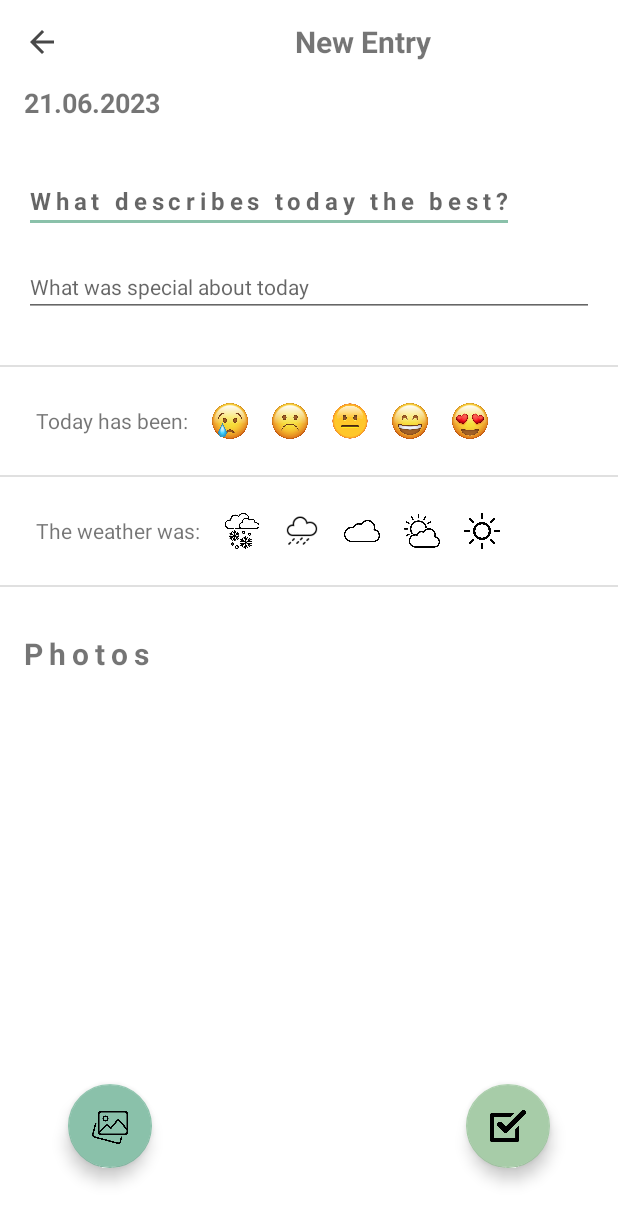
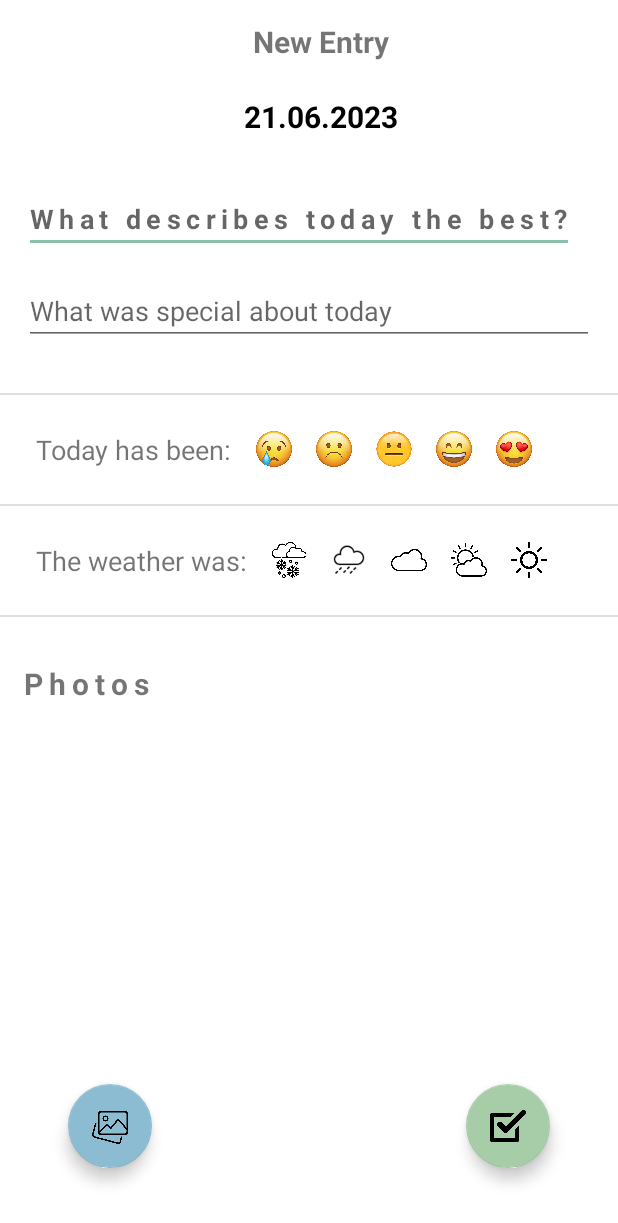
Before and after one commit to elliwadler/Unscripted, an Android app: the screen it shows after launch once a user with an empty profile is signed in (NewEntryActivity), after a tap on an icon or button, on a phone screen of 412 x 824 dp. Shown: the top 1223 px of the screen. Run offline under Robolectric (Android 15) with nearby library versions, the phone set to English and light mode, and no system bars; our stand-ins replace Firebase (no records; nobody signed in at launch, a user with empty details on screens opened directly).

Commit message:
hopefully last commit!

```diff
--- a/app/src/main/java/com/example/unscripted/CloudFirestore.kt
+++ b/app/src/main/java/com/example/unscripted/CloudFirestore.kt
@@ -25,7 +25,7 @@
             }
     }
 
-    fun saveEntryInfoOnCloudFirestore(newEntryActivity: NewEntryActivity, newEntry: Entry) {
+    fun saveEntryInfoOnCloudFirestore(newEntryActivity: com.example.unscripted.NewEntryActivity, newEntry: Entry) {
         newEntry.userId = getCurrentUserID() // Set the user ID as a field in the Entry object
 
         firestoreInstance.collection(Constant.TABLENAME_ENTRY)
--- a/app/src/main/java/com/example/unscripted/MainActivity.kt
+++ b/app/src/main/java/com/example/unscripted/MainActivity.kt
@@ -12,7 +12,6 @@
 import android.widget.ListView
 import android.widget.ProgressBar
 import android.widget.TextView
-import androidx.appcompat.widget.Toolbar
 import com.google.android.material.floatingactionbutton.FloatingActionButton
 import com.google.firebase.auth.FirebaseAuth
 import com.google.gson.Gson
@@ -93,15 +92,9 @@
 
 
     private fun setupActionBar(){
-        val toolbarRegistrationActivity : Toolbar = findViewById(R.id.toolbar_main_activity)
-        setSupportActionBar(toolbarRegistrationActivity)
+        val iv_logout:ImageView = findViewById(R.id.iv_logout)
 
-        val actionBar = supportActionBar
-        if(actionBar != null){
-            actionBar.setDisplayHomeAsUpEnabled(true)
-            actionBar.setHomeAsUpIndicator(R.drawable.logout)
-        }
-        toolbarRegistrationActivity.setNavigationOnClickListener{
+        iv_logout.setOnClickListener(){
             FirebaseAuth.getInstance().signOut()
             startActivity(Intent(this, LoginActivity::class.java))
             finish()
--- a/app/src/main/java/com/example/unscripted/NewEntryActivity.kt
+++ b/app/src/main/java/com/example/unscripted/NewEntryActivity.kt
@@ -6,6 +6,7 @@
 import android.content.Intent
 import android.content.pm.PackageManager
 import android.content.res.Resources
+import android.graphics.BitmapFactory
 import android.net.Uri
 import android.os.Bundle
 import android.provider.MediaStore
@@ -15,7 +16,6 @@
 import android.widget.LinearLayout
 import android.widget.TextView
 import androidx.activity.result.contract.ActivityResultContracts
-import androidx.appcompat.widget.Toolbar
 import androidx.core.app.ActivityCompat
 import androidx.core.content.ContextCompat
 import com.google.android.material.floatingactionbutton.FloatingActionButton
@@ -51,8 +51,6 @@
         val storage = FirebaseStorage.getInstance()
         storageRef = storage.reference
         db = FirebaseFirestore.getInstance()
-
-        setupActionBar()
 
         this.entryId = UUID.randomUUID().toString()
 
@@ -120,12 +118,14 @@
         grantResults: IntArray
     ) {
         super.onRequestPermissionsResult(requestCode, permissions, grantResults)
+        handlePermissionsResult(requestCode, grantResults)
+    }
+
+
+    private fun handlePermissionsResult(requestCode: Int, grantResults: IntArray) {
         if (requestCode == GALLERY_PERMISSION_REQUEST_CODE) {
             if (grantResults.isNotEmpty() && grantResults[0] == PackageManager.PERMISSION_GRANTED) {
-                // Permission granted, start image selection
                 pickImageFromGallery()
-            } else {
-                // Permission denied, handle accordingly (e.g., show a message or disable the functionality)
             }
         }
     }
@@ -281,6 +281,16 @@
             val data = result.data
             val imgUri = data?.data
 
+            // Load the selected image into a Bitmap
+            val inputStream = contentResolver.openInputStream(imgUri!!)
+            val bitmap = BitmapFactory.decodeStream(inputStream)
+
+            // Crop the rotated image to a square (1:1) ratio
+            val imageEditing = ImageEditing()
+            val croppedBitmap = imageEditing.cropToSquare(bitmap)
+
+
+
             val linearLayout: LinearLayout = findViewById(R.id.ll_photos)
 
             val imageView = ImageView(this)
@@ -290,34 +300,20 @@
             layoutParams.setMargins(0, 0, 8.dpToPx(), 0)
             imageView.layoutParams = layoutParams
 
-            imageView.setImageURI(imgUri)
+            //imageView.setImageURI(imgUri)
+            imageView.setImageBitmap(croppedBitmap)
 
             linearLayout.addView(imageView, layoutParams)
 
-            imageUris.add((imgUri!!))
+            imageUris.add(imgUri)
         }
     }
-
 
 
     fun Int.dpToPx(): Int {
         return (this * Resources.getSystem().displayMetrics.density).toInt()
     }
 
-    private fun setupActionBar(){
-        val toolbarRegistrationActivity : Toolbar = findViewById(R.id.toolbar_new_activity)
-        setSupportActionBar(toolbarRegistrationActivity)
-
-        val actionBar = supportActionBar
-        if(actionBar != null){
-            //This will make own action clickable and the "<-" at the left side
-            actionBar.setDisplayHomeAsUpEnabled(true)
-            actionBar.setHomeAsUpIndicator(R.drawable.arrow_back)
-        }
-        toolbarRegistrationActivity.setNavigationOnClickListener{
-            onBackPressedDispatcher.onBackPressed()
-        }
-    }
 
     private fun uploadImages() {
         val entryId = this.entryId
--- a/app/src/main/res/layout/activity_new_entry.xml
+++ b/app/src/main/res/layout/activity_new_entry.xml
@@ -36,7 +36,8 @@
 
         <androidx.constraintlayout.widget.ConstraintLayout
             android:layout_width="match_parent"
-            android:layout_height="match_parent">
+            android:layout_height="match_parent"
+            android:layout_marginTop="@dimen/et_8dp_margin">
 
 
             <TextView
@@ -47,8 +48,10 @@
                 android:layout_marginLeft="@dimen/et_16dp_margin"
                 android:textStyle="bold"
                 android:text="@string/new_entry"
-                android:textSize="@dimen/btn_18sp_textsize"
+                android:textColor="@color/black"
+                android:textSize="@dimen/btn_20sp_textsize"
                 app:layout_constraintStart_toStartOf="parent"
+                app:layout_constraintEnd_toEndOf="parent"
                 tools:ignore="MissingConstraints,UnknownId" />
 
             <EditText
@@ -57,12 +60,12 @@
                 android:layout_height="wrap_content"
                 android:layout_marginTop="@dimen/et_32dp_margin"
                 android:hint="What describes today the best?"
+                android:layout_marginLeft="@dimen/et_16dp_margin"
                 android:letterSpacing="0.2"
                 android:textAlignment="viewStart"
-                android:textSize="16sp"
                 android:textStyle="bold"
-                android:maxLength="32"
-                android:layout_marginLeft="@dimen/et_16dp_margin"
+                android:maxLength="25"
+                android:textSize="@dimen/btn_18sp_textsize"
                 app:layout_constraintStart_toStartOf="parent"
                 app:layout_constraintTop_toBottomOf="@+id/text_new_date" />
 
@@ -81,7 +84,7 @@
                 android:lineSpacingExtra="@dimen/m2dp"
                 android:textColor="@color/darkgrey"
                 android:textAlignment="viewStart"
-                android:textSize="@dimen/textsize_14sp"
+                android:textSize="@dimen/btn_18sp_textsize"
                 android:inputType="textMultiLine"
                 android:maxLines="10"
                 app:layout_constraintStart_toStartOf="parent"
@@ -111,6 +114,7 @@
                     android:layout_height="wrap_content"
                     android:text="@string/mood_text"
                     android:padding="@dimen/btn_8dp_padding"
+                    android:textSize="@dimen/btn_18sp_textsize"
                     app:layout_constraintEnd_toEndOf="parent"
                     app:layout_constraintStart_toStartOf="parent"></TextView>
 
@@ -194,6 +198,7 @@
                     android:layout_height="wrap_content"
                     android:text="@string/weather_info"
                     android:padding="@dimen/btn_8dp_padding"
+                    android:textSize="@dimen/btn_18sp_textsize"
                     app:layout_constraintEnd_toEndOf="parent"
                     app:layout_constraintStart_toStartOf="parent"></TextView>
 
@@ -302,6 +307,7 @@
         android:layout_alignParentBottom="true"
         android:layout_alignParentStart="true"
         android:layout_margin="@dimen/margin_45dp"
+        app:backgroundTint="@color/blue"
         app:shapeAppearanceOverlay="@style/ShapeAppearanceOverlay.MyApp.Button.Rounded"
         app:srcCompat="@drawable/image"
         app:layout_constraintBottom_toBottomOf="parent"
--- a/app/src/main/res/values/strings.xml
+++ b/app/src/main/res/values/strings.xml
@@ -65,4 +65,9 @@
     <string name="sun">Sunny</string>
     <!--Detail Screen-->
     <string name="implemented_soon">This feature will be implemented soon!</string>
+    <string name="deleted">Entry deleted!</string>
+    <string name="cant_load_img">Can not load image!</string>
+    <string name="cancel">Cancel</string>
+    <string name="delete_question">Are you sure you want to delete this entry?</string>
+    <string name="delete_entry">Delete Entry</string>
 </resources>
```
Also changed, not shown: app/src/main/AndroidManifest.xml (+7 -1 lines), app/src/main/java/com/example/unscripted/DetailActivity.kt (+22 -32 lines), app/src/main/java/com/example/unscripted/ForgotPasswordActivity.kt (+0 -17 lines), app/src/main/java/com/example/unscripted/ImageEditing.kt (added, +17 -0 lines), app/src/main/java/com/example/unscripted/RegistrationActivity.kt (+0 -16 lines), app/src/main/res/layout/activity_details.xml (+37 -22 lines), app/src/main/res/layout/activity_main.xml (+11 -1 lines), 2 other files. Lines whose indentation alone changed are shown as unchanged.
